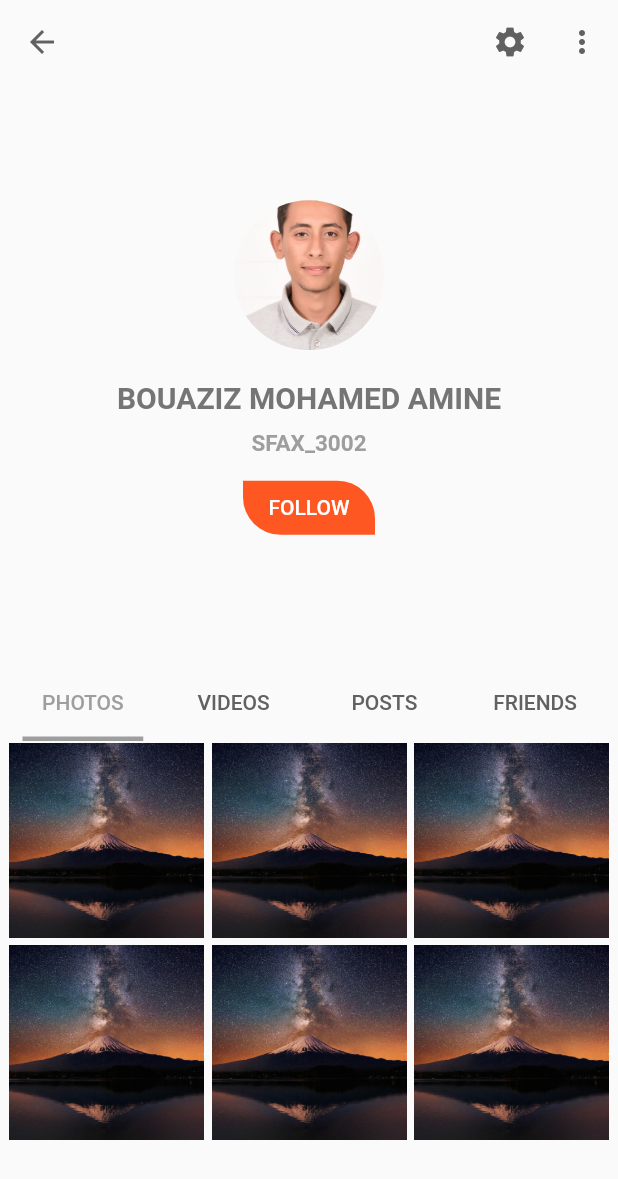
After one commit to bouaziz-mohamed-amine/PORTFOLIO, a Flutter app: the screen it shows after launch, swiped to page 5, on a phone screen of 412 x 824 dp. The commit adds this screen. Shown: the top 1179 px of the screen. Run offline on Flutter 3.47's test engine with Material 2 defaults, Android fonts, the phone set to English and light mode, and no system bars; project files that could hold a hidden picture were left out.

Commit message:
add profile 5

```diff
--- a/lib/main.dart
+++ b/lib/main.dart
@@ -3,6 +3,7 @@ import 'package:portfolio_app/profiles/profile_3/profile_3.dart';
 import 'package:portfolio_app/profiles/profile_1/Profile_1.dart';
 import 'package:portfolio_app/profiles/profile_2/profile_2.dart';
 import 'package:portfolio_app/profiles/profile_4/profile_4.dart';
+import 'package:portfolio_app/profiles/profile_5/profile_5.dart';
 
 
 void main() {
@@ -25,6 +26,7 @@ class MyApp extends StatelessWidget {
           Profile2(),
           Profile3(),
           Profile4(),
+          Profile5(),
         ],
       ),
     );
--- /dev/null
+++ b/lib/profiles/profile_5/profile_5.dart
@@ -0,0 +1,349 @@
+import 'package:flutter/cupertino.dart';
+import 'package:flutter/material.dart';
+import 'package:portfolio_app/profiles/profile_1/model.dart';
+import 'package:portfolio_app/profiles/profile_1/provider.dart';
+
+class Profile5 extends StatefulWidget {
+  @override
+  _Profile5State createState() => _Profile5State();
+}
+
+class _Profile5State extends State<Profile5> with SingleTickerProviderStateMixin {
+
+  Profile _profile= ProfileProvider.getProfile();
+  TabController _tabcontroller;
+  @override
+  void initState() {
+    // TODO: implement initState
+    super.initState();
+     _tabcontroller= TabController(length: 4, vsync: this);
+  }
+  @override
+  Widget build(BuildContext context) {
+    return Scaffold(
+      //backgroundColor: Colors.blue,
+      appBar: AppBar(
+        backgroundColor: Colors.transparent,
+        elevation: 0,
+        leading: IconButton(icon: Icon(Icons.arrow_back), onPressed: (){},color: Colors.grey.shade700,),
+        actions: [
+          IconButton(icon: Icon(Icons.settings), onPressed: (){},color: Colors.grey.shade700),
+          IconButton(icon: Icon(Icons.more_vert), onPressed: (){},color: Colors.grey.shade700),
+        ],
+      ),
+      body: contentPage(),
+    );
+  }
+
+ Widget contentPage() {
+    return Container(
+      width: double.infinity,
+      //height: double.infinity,
+      child: Column(
+        mainAxisAlignment: MainAxisAlignment.spaceBetween,
+        crossAxisAlignment: CrossAxisAlignment.center,
+        children: [
+          _profileDetails(),
+          Flexible(
+            child: _tabBarContent(),
+          ),
+
+
+        ],
+      ),
+    );
+ }
+  _profileDetails() {
+    return Flexible(
+      child: Column(
+        mainAxisAlignment: MainAxisAlignment.center,
+        crossAxisAlignment: CrossAxisAlignment.center,
+        children: [
+           Container(
+             width: 100,
+             height: 100,
+             decoration: BoxDecoration(
+               image: DecorationImage(fit: BoxFit.cover,
+                 image: ExactAssetImage("assets/shared/amine.jpg"),
+               ),
+               shape: BoxShape.circle
+             ),
+           ),
+          Padding(
+            padding: const EdgeInsets.only(top: 20),
+            child: Text(_profile.user.name,style: TextStyle(color: Colors.grey.shade600,fontSize: 20,fontWeight: FontWeight.bold),),
+          ),
+          Padding(
+            padding: const EdgeInsets.symmetric(vertical: 10),
+            child: Text(_profile.user.address,style: TextStyle(color: Colors.grey.shade500,fontSize: 15,fontWeight: FontWeight.bold)),
+          ),
+          MaterialButton(
+            color: Colors.deepOrange,
+            elevation: 0,
+            shape: RoundedRectangleBorder(borderRadius: BorderRadius.only(bottomLeft:Radius.circular(25),topRight: Radius.circular(25) )),
+            onPressed: (){},
+            child: Text("FOLLOW",style: TextStyle(color: Colors.white),),
+              ),
+        ],
+      ),
+    );
+  }
+
+  _tabBarContent() {
+     return Padding(
+       padding: const EdgeInsets.all(5.0),
+       child: Column(
+         children: [
+           TabBar(
+             indicatorPadding: EdgeInsets.symmetric(horizontal: 10),
+             indicatorWeight: 3,
+               unselectedLabelColor: Colors.grey.shade700,
+               labelColor: Colors.grey,
+               indicatorColor: Colors.grey,
+               controller: _tabcontroller,
+               tabs: [
+                 Tab(text: 'PHOTOS'),
+                 Tab(text: 'VIDEOS',),
+                 Tab(text: 'POSTS',),
+                 Tab(text: 'FRIENDS',),
+               ],
+           ),
+           Flexible(
+             child: TabBarView(
+                 controller: _tabcontroller,
+                 children: [
+                   _photos(context),
+                   _videos(context),
+                   _posts(context),
+                   _friends(context),
+                 ]),
+           ),
+         ],
+       ),
+     );
+  }
+
+Widget  _photos(BuildContext context) {
+    return Container(
+      padding: EdgeInsets.all(1),
+      child: GridView.count(
+          crossAxisCount: 3,
+        mainAxisSpacing: 5,
+        crossAxisSpacing: 5,
+
+        children: [
+          Container(
+            decoration: BoxDecoration(
+                image: DecorationImage(fit: BoxFit.cover,
+                  image: ExactAssetImage("assets/profiles/profile4.jpg"),
+                )
+            ),
+          ),
+          Container(
+            decoration: BoxDecoration(
+                image: DecorationImage(fit: BoxFit.cover,
+                  image: ExactAssetImage("assets/profiles/profile4.jpg"),
+                )
+            ),
+          ),
+          Container(
+            decoration: BoxDecoration(
+                image: DecorationImage(fit: BoxFit.cover,
+                  image: ExactAssetImage("assets/profiles/profile4.jpg"),
+                )
+            ),
+          ),
+          Container(
+            decoration: BoxDecoration(
+                image: DecorationImage(fit: BoxFit.cover,
+                  image: ExactAssetImage("assets/profiles/profile4.jpg"),
+                )
+            ),
+          ),
+          Container(
+            decoration: BoxDecoration(
+                image: DecorationImage(fit: BoxFit.cover,
+                  image: ExactAssetImage("assets/profiles/profile4.jpg"),
+                )
+            ),
+          ),
+          Container(
+            decoration: BoxDecoration(
+                image: DecorationImage(fit: BoxFit.cover,
+                  image: ExactAssetImage("assets/profiles/profile4.jpg"),
+                )
+            ),
+          ),
+        ],
+      ),
+    );
+}
+
+Widget  _videos(BuildContext context) {
+    return Container(
+      padding: EdgeInsets.all(1),
+      child: GridView.count(
+        crossAxisCount: 3,
+        mainAxisSpacing: 15,
+        crossAxisSpacing: 10,
+
+        children: [
+          Container(
+            decoration: BoxDecoration(
+                image: DecorationImage(fit: BoxFit.cover,
+                  image: ExactAssetImage("assets/profiles/profile4.jpg"),
+                )
+            ),
+          ),
+          Container(
+            decoration: BoxDecoration(
+                image: DecorationImage(fit: BoxFit.cover,
+                  image: ExactAssetImage("assets/profiles/profile4.jpg"),
+                )
+            ),
+          ),
+          Container(
+            decoration: BoxDecoration(
+                image: DecorationImage(fit: BoxFit.cover,
+                  image: ExactAssetImage("assets/profiles/profile4.jpg"),
+                )
+            ),
+          ),
+          Container(
+            decoration: BoxDecoration(
+                image: DecorationImage(fit: BoxFit.cover,
+                  image: ExactAssetImage("assets/profiles/profile4.jpg"),
+                )
+            ),
+          ),
+          Container(
+            decoration: BoxDecoration(
+                image: DecorationImage(fit: BoxFit.cover,
+                  image: ExactAssetImage("assets/profiles/profile4.jpg"),
+                )
+            ),
+          ),
+          Container(
+            decoration: BoxDecoration(
+                image: DecorationImage(fit: BoxFit.cover,
+                  image: ExactAssetImage("assets/profiles/profile4.jpg"),
+                )
+            ),
+          ),
+        ],
+      ),
+    );
+}
+
+ Widget _posts(BuildContext context) {
+    return Container(
+      padding: EdgeInsets.all(1),
+      child: GridView.count(
+        crossAxisCount: 3,
+        mainAxisSpacing: 15,
+        crossAxisSpacing: 10,
+
+        children: [
+          Container(
+            decoration: BoxDecoration(
+                image: DecorationImage(fit: BoxFit.cover,
+                  image: ExactAssetImage("assets/profiles/profile4.jpg"),
+                )
+            ),
+          ),
+          Container(
+            decoration: BoxDecoration(
+                image: DecorationImage(fit: BoxFit.cover,
+                  image: ExactAssetImage("assets/profiles/profile4.jpg"),
+                )
+            ),
+          ),
+          Container(
+            decoration: BoxDecoration(
+                image: DecorationImage(fit: BoxFit.cover,
+                  image: ExactAssetImage("assets/profiles/profile4.jpg"),
+                )
+            ),
+          ),
+          Container(
+            decoration: BoxDecoration(
+                image: DecorationImage(fit: BoxFit.cover,
+                  image: ExactAssetImage("assets/profiles/profile4.jpg"),
+                )
+            ),
+          ),
+          Container(
+            decoration: BoxDecoration(
+                image: DecorationImage(fit: BoxFit.cover,
+                  image: ExactAssetImage("assets/profiles/profile4.jpg"),
+                )
+            ),
+          ),
+          Container(
+            decoration: BoxDecoration(
+                image: DecorationImage(fit: BoxFit.cover,
+                  image: ExactAssetImage("assets/profiles/profile4.jpg"),
+                )
+            ),
+          ),
+        ],
+      ),
+    );
+ }
+
+ Widget _friends(BuildContext context) {
+   return Container(
+     padding: EdgeInsets.all(1),
+     child: GridView.count(
+       crossAxisCount: 3,
+       mainAxisSpacing: 15,
+       crossAxisSpacing: 10,
+
+       children: [
+         Container(
+           decoration: BoxDecoration(
+               image: DecorationImage(fit: BoxFit.cover,
+                 image: ExactAssetImage("assets/profiles/profile4.jpg"),
+               )
+           ),
+         ),
+         Container(
+           decoration: BoxDecoration(
+               image: DecorationImage(fit: BoxFit.cover,
+                 image: ExactAssetImage("assets/profiles/profile4.jpg"),
+               )
+           ),
+         ),
+         Container(
+           decoration: BoxDecoration(
+               image: DecorationImage(fit: BoxFit.cover,
+                 image: ExactAssetImage("assets/profiles/profile4.jpg"),
+               )
+           ),
+         ),
+         Container(
+           decoration: BoxDecoration(
+               image: DecorationImage(fit: BoxFit.cover,
+                 image: ExactAssetImage("assets/profiles/profile4.jpg"),
+               )
+           ),
+         ),
+         Container(
+           decoration: BoxDecoration(
+               image: DecorationImage(fit: BoxFit.cover,
+                 image: ExactAssetImage("assets/profiles/profile4.jpg"),
+               )
+           ),
+         ),
+         Container(
+           decoration: BoxDecoration(
+               image: DecorationImage(fit: BoxFit.cover,
+                 image: ExactAssetImage("assets/profiles/profile4.jpg"),
+               )
+           ),
+         ),
+       ],
+     ),
+   );
+ }
+}
```
